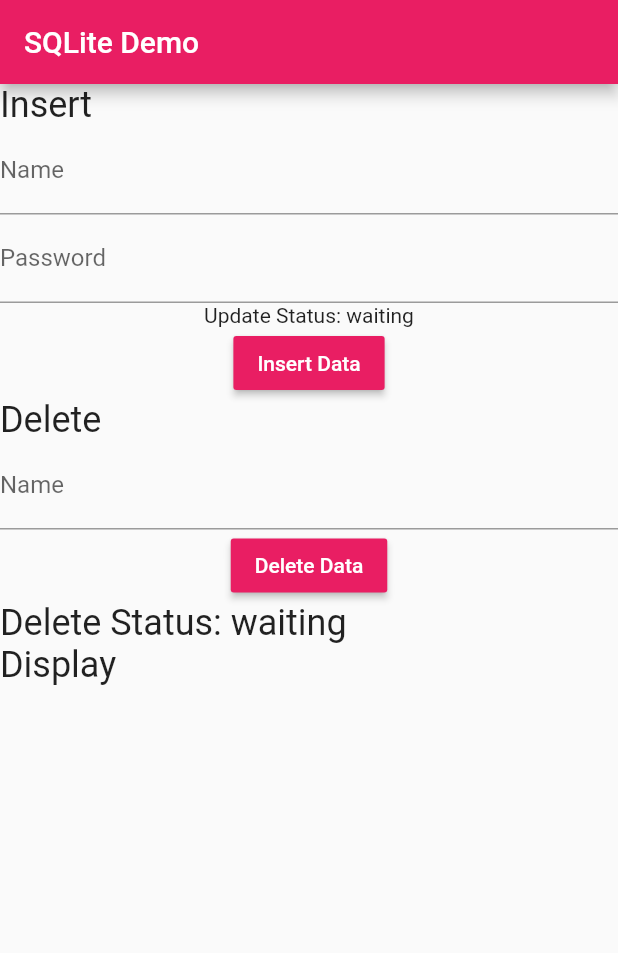
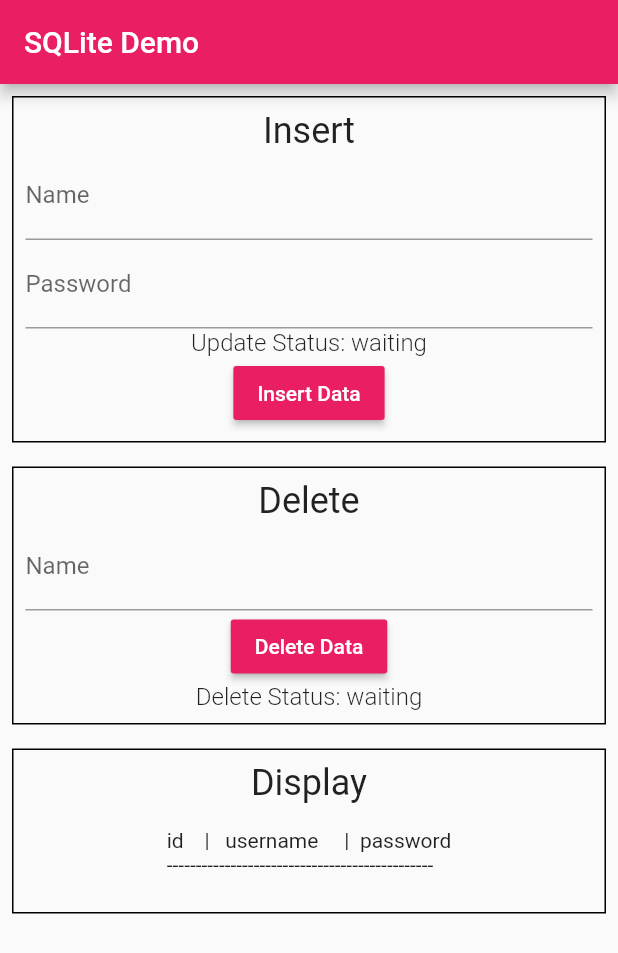
Before and after one commit to Gagandeep39/Flutter-Database-App, a Flutter app: the screen it shows after launch, after a tap on "Insert Data", on a phone screen of 412 x 824 dp. Shown: the top 953 px of the screen. Run offline on Flutter 3.47's test engine with Material 2 defaults, Android fonts, the phone set to English and light mode, and no system bars; our stand-ins replace sqflite; accounts and stored records are empty.

Commit message:
Added a sensible UI to insert, delete and view data

```diff
--- a/lib/main.dart
+++ b/lib/main.dart
@@ -7,9 +7,6 @@ void main() async {
 }
 
 class MyApp extends StatelessWidget {
-  // This widget is the root of your application.
-
-
   @override
   Widget build(BuildContext context) {
     return MaterialApp(
@@ -27,14 +24,14 @@ class MyHome extends StatefulWidget {
 }
 
 class _MyHomeState extends State<MyHome> {
-
   final _nameController = TextEditingController();
   final _passwordController = TextEditingController();
   final _idController = TextEditingController();
 
-  var db = DatabaseHelper();
+  String insertStatus = "waiting";
+  String deleteStatus = "waiting";
   String updateStatus = "waiting";
-  String deleteStatus = "waiting";
+  String displayData;
 
   @override
   void initState() {
@@ -42,89 +39,152 @@ class _MyHomeState extends State<MyHome> {
     _displayUser();
   }
 
-
   @override
   Widget build(BuildContext context) {
     return Scaffold(
       appBar: AppBar(
         title: Text("SQLite Demo"),
       ),
-      body: ListView(
+      body: new Container(
+        child: ListView(
           children: <Widget>[
-          Text("Insert",
-            style: TextStyle(fontSize: 24, fontWeight: FontWeight.w400),),
-          Column(
+            new Container( //Insert Container
+              margin: EdgeInsets.all(8.0),
+              padding: EdgeInsets.all(8.0),
+              decoration: BoxDecoration(border: Border.all(width: 1)),
+              child: Column(
                 children: <Widget>[
-              TextField(controller: _nameController,
-                decoration: InputDecoration(labelText: "Name"),),
-              TextField(controller: _passwordController,
-                decoration: InputDecoration(labelText: "Password"),),
-              Text("Update Status: $updateStatus"),
+                  Text(
+                    "Insert",
+                    style:
+                    TextStyle(fontSize: 24, fontWeight: FontWeight.w400),
+                  ),
+                  TextField(
+                    controller: _nameController,
+                    decoration: InputDecoration(labelText: "Name"),
+                  ),
+                  TextField(
+                    controller: _passwordController,
+                    decoration: InputDecoration(labelText: "Password"),
+                  ),
+                  Text(
+                    "Update Status: $insertStatus",
+                    style:
+                    TextStyle(fontSize: 16, fontWeight: FontWeight.w300),
+                  ),
                   RaisedButton(
-                child: Text("Insert Data",),
+                    child: Text(
+                      "Insert Data",
+                    ),
                     textColor: Colors.white,
                     onPressed: () {
                       _insertData();
                     },
-                color: Colors.pink,),
-
+                    color: Colors.pink,
+                  ),
                 ],
               ),
-          Text("Delete",
-            style: TextStyle(fontSize: 24, fontWeight: FontWeight.w400),),
-          Column(
+            ),
+            new Container( //Delete Container
+              margin: EdgeInsets.all(8.0),
+              padding: EdgeInsets.all(8.0),
+              decoration: BoxDecoration(border: Border.all(width: 1)),
+              child: Column(
                 children: <Widget>[
-              TextField(controller: _idController,
+                  Text(
+                    "Delete",
+                    style:
+                    TextStyle(fontSize: 24, fontWeight: FontWeight.w400),
+                  ),
+                  TextField(
+                    controller: _idController,
                     decoration: InputDecoration(labelText: "Name"),
-                keyboardType: TextInputType.number,),
-              RaisedButton(child: Text("Delete Data",),
+                    keyboardType: TextInputType.number,
+                  ),
+                  RaisedButton(
+                    child: Text(
+                      "Delete Data",
+                    ),
                     textColor: Colors.white,
                     onPressed: () {
                       _deleteData();
                     },
-                color: Colors.pink,),
-
+                    color: Colors.pink,
+                  ),
+                  Text(
+                    "Delete Status: $deleteStatus",
+                    style:
+                    TextStyle(fontSize: 16, fontWeight: FontWeight.w300),
+                  ),
                 ],
               ),
-          Text("Delete Status: $deleteStatus",
-            style: TextStyle(fontSize: 24, fontWeight: FontWeight.w400),),
-
-          Text("Display",
-            style: TextStyle(fontSize: 24, fontWeight: FontWeight.w400),),
+            ),
+            new Container( //Display Container
+              margin: EdgeInsets.all(8.0),
+              padding: EdgeInsets.all(8.0),
+              decoration: BoxDecoration(border: Border.all(width: 1)),
+              child: Column(
+                children: <Widget>[
+                  Text(
+                    "Display",
+                    style: TextStyle(
+                      fontSize: 24, fontWeight: FontWeight.w400),
+                  ),
+                  FutureBuilder(
+                    future: _displayUser(),
+                    builder:
+                      (BuildContext context, AsyncSnapshot snapshot) {
+                      if (snapshot.hasData) {
+                        return Text("${snapshot.data}");
+                      } else
+                        return Text("");
+                    },
+                  )
+                ],
+              )),
           ],
         ),
-    );
+      ));
   }
 
-  void _displayUser() async {
-//    int a =  await db.saveUser(new User("Gagan", "gaga"));
-    List _users = await db.getAllUsers();
-//    print("User saved $a");
+  Future<String> _displayUser() async {
+    var dbClient = DatabaseHelper();
+    String displayData = "\n";
+    displayData += "id    |   username     |  password\n";
+    displayData += "----------------------------------------------\n";
+    List _users = await dbClient.getAllUsers();
     for (int i = 0; i < _users.length; i++) {
-      print(_users[i].toString());
+      User u = User.map(_users[i]);
+      displayData += "${u.id}    |    ${u.username}      |    ${u.password}\n";
+      displayData += "----------------------------------------------\n";
     }
+//    dbClient.close();
+    return displayData;
   }
 
   void _insertData() async {
+    var dbClient = DatabaseHelper();
     int result;
     if (_nameController.text.isNotEmpty && _passwordController.text.isNotEmpty)
-      result = await db.saveUser(
+      result = await dbClient.saveUser(
         new User("${_nameController.text}", "${_passwordController.text}"));
     else
       print("Eror");
     setState(() {
       if (result != null && result > 0) {
-        updateStatus = "Inserted";
+        insertStatus = "Inserted";
         _passwordController.text = "";
         _nameController.text = "";
+//        dbClient.close();
       }
     });
   }
 
   void _deleteData() async {
+    var dbClient = DatabaseHelper();
     var result;
     if (_idController.text.isNotEmpty)
-      result = await db.deleteUser(int.parse(_idController.text));
+      result = await dbClient.deleteUser(int.parse(_idController.text));
     else
       print("Eror");
 
@@ -132,10 +192,22 @@ class _MyHomeState extends State<MyHome> {
       if (result != null && result > 0) {
         _idController.text = "";
         deleteStatus = "Deleted";
+      } else
+        deleteStatus = "User not found";
+    });
+
+//    dbClient.close();
+  }
 }
 
-      else
-        deleteStatus = "User not found";
-    });
-  }
-}
+/***
+ *
+ * To implement update user in future
+ *
+ * User updateUser = User.fromMap({
+ *  "username" : "Gagan"
+ *  "password" : "123456"
+ *  "id" : "2"
+ * });
+ * await db.updateUser(updateUser)
+ */
```
Lines whose indentation alone changed are shown as unchanged.
